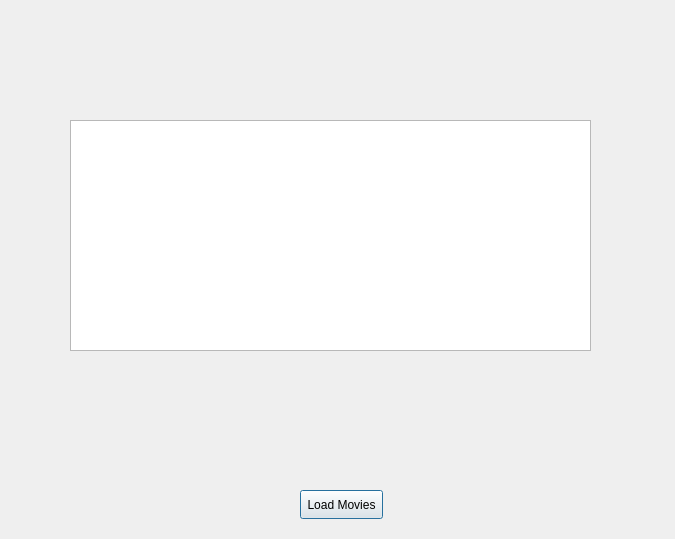
Above: modules/UI/src/moviestable.ui from PerryVrajnitorincul26/proiectMCPP before the change. Below: the same form after it.
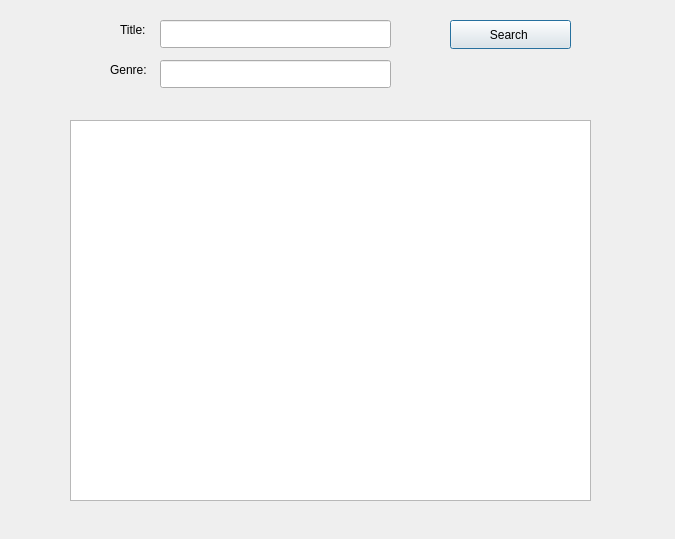
That is the form after the change.

Commit message: Created a Search Movie UI functionality

```diff
--- a/modules/UI/src/moviestable.ui
+++ b/modules/UI/src/moviestable.ui
@@ -19,21 +19,67 @@
      <x>70</x>
      <y>120</y>
      <width>521</width>
-     <height>231</height>
+     <height>381</height>
     </rect>
    </property>
   </widget>
   <widget class="QPushButton" name="pushButton">
    <property name="geometry">
     <rect>
-     <x>300</x>
-     <y>490</y>
-     <width>83</width>
+     <x>450</x>
+     <y>20</y>
+     <width>121</width>
      <height>29</height>
     </rect>
    </property>
    <property name="text">
-    <string>Load Movies</string>
+    <string>Search </string>
+   </property>
+  </widget>
+  <widget class="QLineEdit" name="titleInput">
+   <property name="geometry">
+    <rect>
+     <x>160</x>
+     <y>20</y>
+     <width>231</width>
+     <height>28</height>
+    </rect>
+   </property>
+  </widget>
+  <widget class="QLineEdit" name="genreInput">
+   <property name="geometry">
+    <rect>
+     <x>160</x>
+     <y>60</y>
+     <width>231</width>
+     <height>28</height>
+    </rect>
+   </property>
+  </widget>
+  <widget class="QLabel" name="label">
+   <property name="geometry">
+    <rect>
+     <x>120</x>
+     <y>20</y>
+     <width>63</width>
+     <height>20</height>
+    </rect>
+   </property>
+   <property name="text">
+    <string>Title: </string>
+   </property>
+  </widget>
+  <widget class="QLabel" name="label_2">
+   <property name="geometry">
+    <rect>
+     <x>110</x>
+     <y>60</y>
+     <width>63</width>
+     <height>20</height>
+    </rect>
+   </property>
+   <property name="text">
+    <string>Genre:</string>
    </property>
   </widget>
  </widget>
```
The commit also changes 5 other files.
